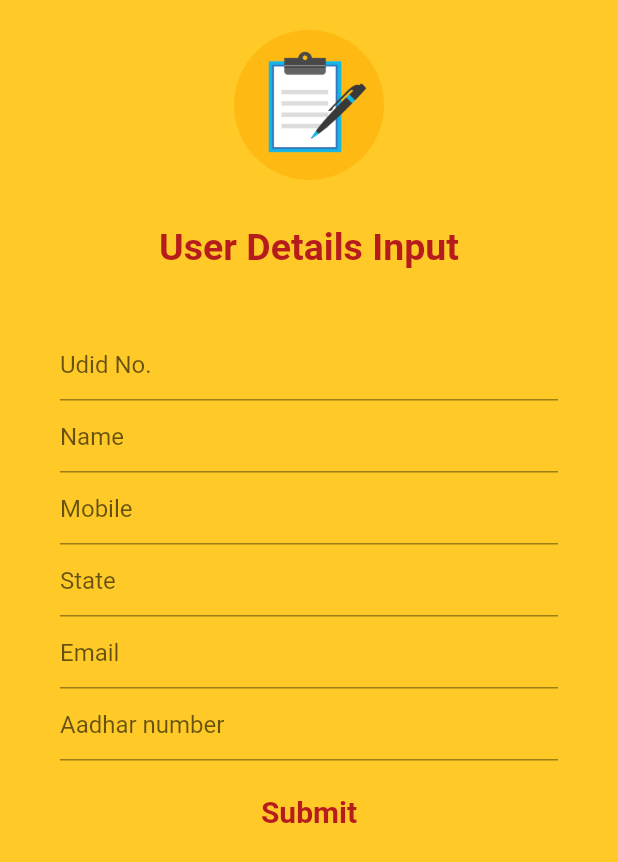
After one commit to bhattcodes/ADIP-yojna, a Flutter app: the DocsInputPage screen opened directly, on a phone screen of 412 x 824 dp. The commit adds this screen. Shown: the top 862 px of the screen. Run offline on Flutter 3.47's test engine with Material 2 defaults, Android fonts, the phone set to English and light mode, and no system bars; our stand-ins replace firebase_auth, firebase_core, google_sign_in; accounts and stored records are empty.

Commit message:
input form

```diff
--- a/user_app/lib/main.dart
+++ b/user_app/lib/main.dart
@@ -1,6 +1,7 @@
 import 'package:firebase_core/firebase_core.dart';
 import 'package:flutter/material.dart';
 import 'package:flutter/services.dart';
+import 'package:user_app/screens/docs_input.dart';
 import 'package:user_app/screens/splash_screen.dart';
 
 void main() async {
--- /dev/null
+++ b/user_app/lib/screens/docs_input.dart
@@ -0,0 +1,74 @@
+// ignore_for_file: prefer_const_constructors
+
+import 'package:flutter/material.dart';
+
+class DocsInputPage extends StatelessWidget {
+  const DocsInputPage({Key? key}) : super(key: key);
+
+  @override
+  Widget build(BuildContext context) {
+    return Scaffold(
+        resizeToAvoidBottomInset: false,
+        backgroundColor: Colors.amber[400],
+        body: Center(
+          child: Column(
+            mainAxisAlignment: MainAxisAlignment.start,
+            crossAxisAlignment: CrossAxisAlignment.center,
+            children: [
+              const SizedBox(height: 20),
+              Image.asset(
+                'assets/images/form.png',
+                height: 100,
+              ),
+              SizedBox(
+                height: 30,
+              ),
+              Text("User Details Input",
+                  style: TextStyle(
+                      fontSize: 25,
+                      color: Colors.red[900],
+                      fontWeight: FontWeight.bold)),
+              Container(
+                padding: const EdgeInsets.all(40),
+                child: Center(
+                  child: Column(
+                    children: [
+                      TextFormField(
+                        decoration: InputDecoration(hintText: "Udid No."),
+                      ),
+                      TextFormField(
+                        decoration: InputDecoration(hintText: "Name"),
+                      ),
+                      TextFormField(
+                        decoration: InputDecoration(hintText: "Mobile"),
+                      ),
+                      TextFormField(
+                        decoration: InputDecoration(hintText: "State"),
+                      ),
+                      TextFormField(
+                        decoration: InputDecoration(hintText: "Email"),
+                      ),
+                      TextFormField(
+                        decoration: InputDecoration(hintText: "Aadhar number"),
+                      ),
+                      SizedBox(height: 10),
+                      TextButton(
+                        onPressed: () {},
+                        child: Text(
+                          "Submit",
+                          style: TextStyle(
+                            fontSize: 20,
+                            color: Colors.red[900],
+                            fontWeight: FontWeight.bold,
+                          ),
+                        ),
+                      )
+                    ],
+                  ),
+                ),
+              ),
+            ],
+          ),
+        ));
+  }
+}
```
Also changed, not shown: user_app/assets/images/form.png (added).
